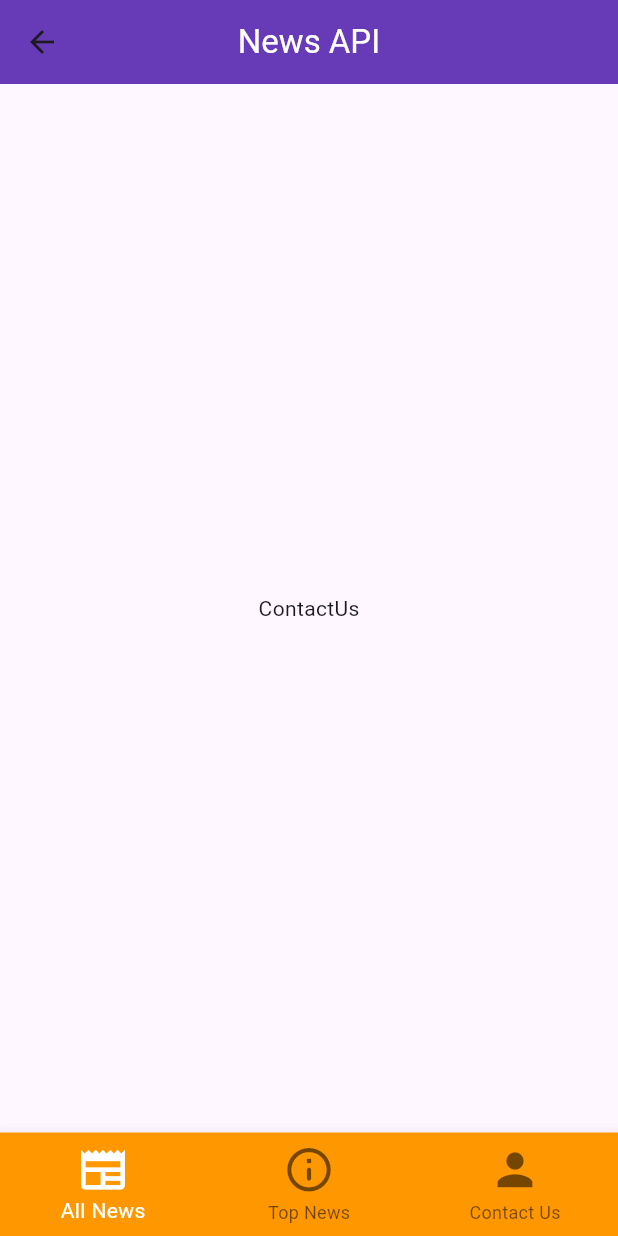
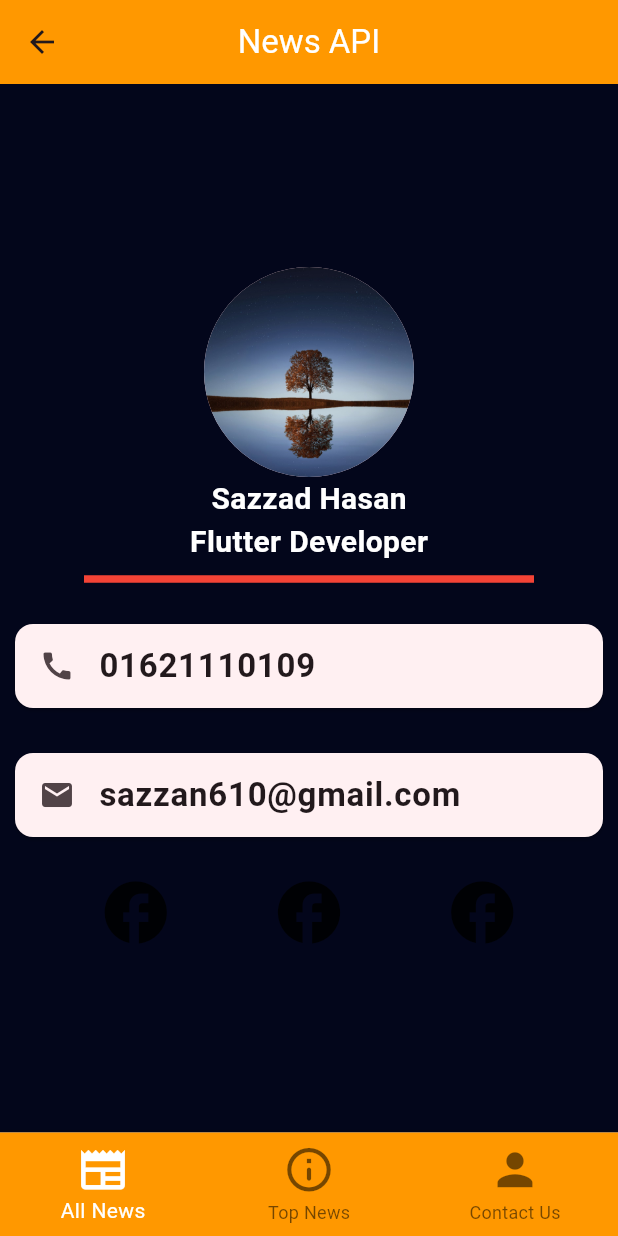
Before and after one commit to sazzad110/news-app-using-REST-api, a Flutter app: the screen it shows after launch, item 3 of the bottom bar chosen, on a phone screen of 412 x 824 dp. Run offline on Flutter 3.47's test engine with Material 3 defaults, Android fonts, the phone set to English and light mode, and no system bars; our stand-ins replace cached_network_image; network calls fail.

Commit message:
contact page completed

```diff
--- a/lib/main.dart
+++ b/lib/main.dart
@@ -15,7 +15,7 @@ class MyApp extends StatelessWidget {
     return MaterialApp(
       title: 'Flutter',
       theme: ThemeData(
-        colorScheme: ColorScheme.fromSeed(seedColor: Colors.deepPurple),
+        colorScheme: ColorScheme.fromSeed(seedColor: Colors.black),
         useMaterial3: true,
       ),
       home: SplashScreen()
--- a/lib/screens/home_screen.dart
+++ b/lib/screens/home_screen.dart
@@ -24,7 +24,7 @@ class _HomeScreenState extends State<HomeScreen> {
           style: TextStyle(color: Colors.white),
         ),
         centerTitle: true,
-        backgroundColor: Colors.deepPurple,
+        backgroundColor: Colors.orange,
       ),
       bottomNavigationBar: BottomNavigationBar(items: [
         BottomNavigationBarItem(icon: Icon(Icons.newspaper), label: "All News"),
--- a/lib/screens/splash_screen.dart
+++ b/lib/screens/splash_screen.dart
@@ -26,7 +26,7 @@ class _SplashScreenState extends State<SplashScreen> {
     return Scaffold(
       body: Center(
           child: LinearProgressIndicator(
-        color: Colors.orange,
+        color: Colors.black,
         minHeight: 15,
       )),
     );
--- a/lib/views/contact.dart
+++ b/lib/views/contact.dart
@@ -10,9 +10,72 @@ class Contact extends StatefulWidget {
 class _ContactState extends State<Contact> {
   @override
   Widget build(BuildContext context) {
-    return const Scaffold(
-      body: Center(
-        child: Text("ContactUs"),
+    return Scaffold(
+      body: Container(
+        width: double.infinity,
+        color:  Color(0xff03061B),
+        child: Column(
+          mainAxisAlignment: MainAxisAlignment.center,
+          children: [
+            CircleAvatar(
+              backgroundImage: AssetImage('images/sazzad.jpg'),
+              radius: 70,
+            ),
+            Text(
+              "Sazzad Hasan",
+              style: TextStyle(fontSize: 20, fontWeight: FontWeight.bold,color: Colors.white),
+            ),
+            Text(
+              "Flutter Developer",
+              style: TextStyle(fontSize: 20, fontWeight: FontWeight.bold,color: Colors.white),
+            ),
+            // Red divider
+            SizedBox(
+              height: 20,
+              width: 300,
+              child: Divider(
+                color: Colors.red,
+                thickness: 5,
+              ),
+            ),
+
+            // Now instead of taking row , we can use CARD
+            Card(
+              margin: EdgeInsets.symmetric(horizontal: 10, vertical: 20),
+              child: ListTile(
+                leading: Icon(Icons.call),
+                title: Text(
+                  "01621110109",
+                  style: TextStyle(fontSize: 22, fontWeight: FontWeight.bold),
+                ),
+              ),
+            ),
+            Card(
+              margin: EdgeInsets.symmetric(horizontal: 10, vertical: 10),
+              child: ListTile(
+                leading: Icon(Icons.email),
+                title: Text(
+                  "sazzan610@gmail.com",
+                  style: TextStyle(fontSize: 22, fontWeight: FontWeight.bold),
+                ),
+              ),
+            ),
+            SizedBox(
+              height: 15,
+            ),
+            Row(
+              mainAxisAlignment: MainAxisAlignment.spaceEvenly,
+              children: [
+                Icon(
+                  Icons.facebook,
+                  size: 50,
+                ),
+                Icon(Icons.facebook, size: 50),
+                Icon(Icons.facebook, size: 50),
+              ],
+            )
+          ],
+        ),
       ),
     );
   }
--- a/pubspec.yaml
+++ b/pubspec.yaml
@@ -62,9 +62,8 @@ flutter:
   uses-material-design: true
 
   # To add assets to your application, add an assets section, like this:
-  # assets:
-  #   - images/a_dot_burr.jpeg
-  #   - images/a_dot_ham.jpeg
+  assets:
+    - images/
 
   # An image asset can refer to one or more resolution-specific "variants", see
   # https://flutter.dev/assets-and-images/#resolution-aware
```
Also changed, not shown: images/sazzad.jpg (added).
